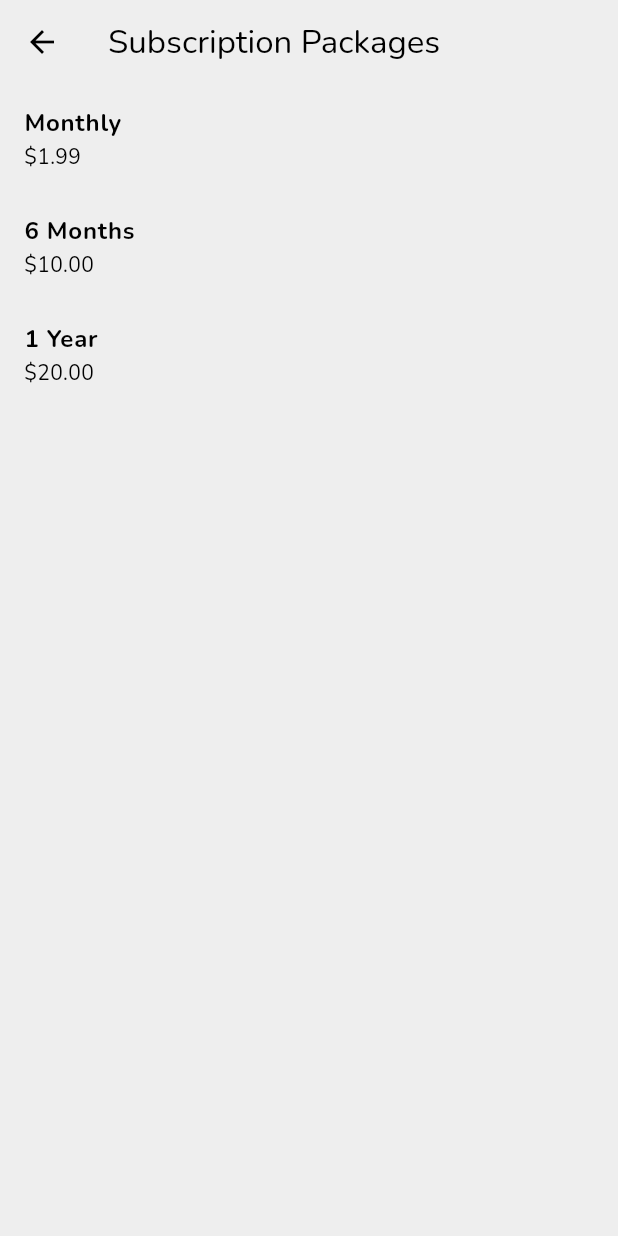
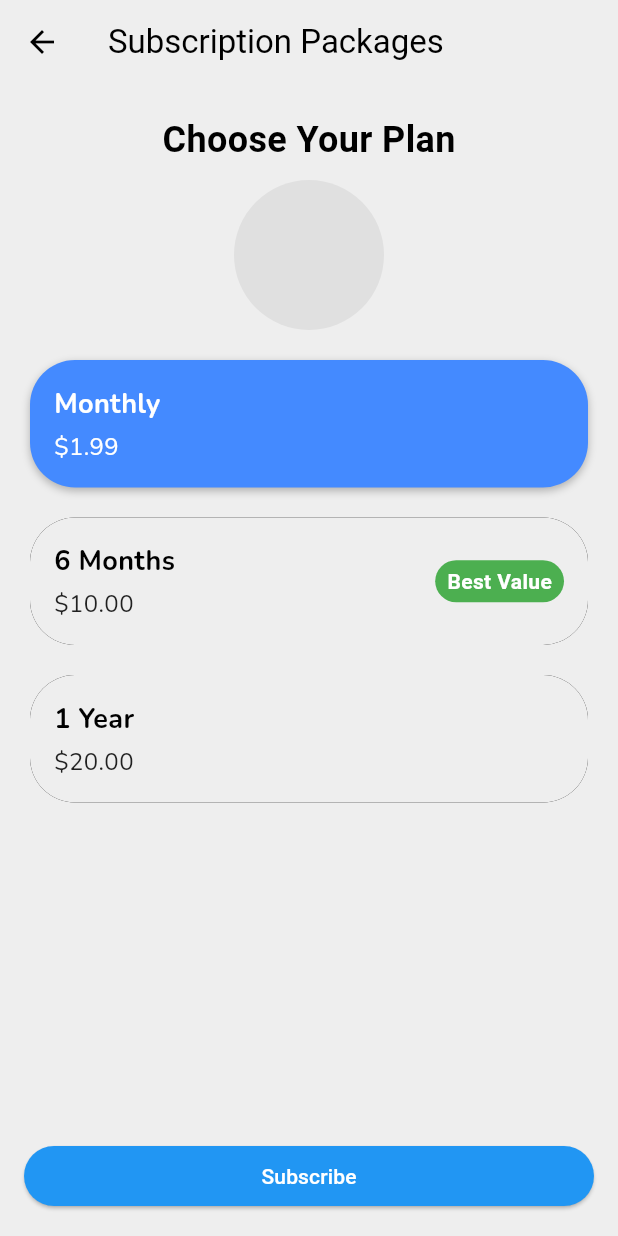
Before and after one commit to Wairioko/FDA-Recall-Alert, a Flutter app: the SubscriptionPage screen opened by its route, on a phone screen of 412 x 824 dp. Run offline on Flutter 3.47's test engine with Material 3 defaults, Android fonts, the phone set to English and light mode, and no system bars; our stand-ins replace bloc, camera, cloud_firestore, dartz, dio, firebase_auth and 18 more; missing offline and left inert: dart:ffi, google_mlkit_text_recognition; accounts and stored records are empty; network calls fail; Roboto replaces fonts that are missing (SF Pro Text).

Commit message:
Added a subscriptions.dart page, improved ui and styling, added tap functionality to lead to it in user-account.dart file

```diff
--- a/lib/core/app_routes.dart
+++ b/lib/core/app_routes.dart
@@ -1,5 +1,3 @@
-import 'dart:js';
-
 import 'package:safe_scan/ui/screens/about/about_screen.dart';
 import 'package:safe_scan/ui/screens/user_account/subscriptions.dart';
 import 'package:safe_scan/ui/screens/user_account/user-account.dart';
--- a/lib/ui/screens/user_account/subscriptions.dart
+++ b/lib/ui/screens/user_account/subscriptions.dart
@@ -22,8 +22,18 @@ class SubscriptionPackages extends StatelessWidget {
   }
 }
 
-class SubscriptionPage extends StatelessWidget {
+class SubscriptionPage extends StatefulWidget {
   static const String path = '/subscription_page';
+
+  @override
+  _SubscriptionPageState createState() => _SubscriptionPageState();
+}
+
+
+
+class _SubscriptionPageState extends State<SubscriptionPage> {
+  int selectedIndex = 0; // Initially selecting the first package
+
   final List<SubscriptionPackage> packages = [
     SubscriptionPackage(name: 'Monthly', price: '\$1.99'),
     SubscriptionPackage(name: '6 Months', price: '\$10.00'),
@@ -34,27 +44,140 @@ class SubscriptionPage extends StatelessWidget {
   Widget build(BuildContext context) {
     return Scaffold(
       appBar: AppBar(
-        title: Text('Subscription Packages'),
+        title: Text(
+          'Subscription Packages',
+          style: TextStyle(fontFamily: 'SF Pro Text'),
+        ),
       ),
-      body: ListView.builder(
-        itemCount: packages.length,
-        itemBuilder: (context, index) {
-          return ListTile(
-            title: Text(
-              packages[index].name,
-              style: TextStyle(fontWeight: FontWeight.bold),
+      body: Column(
+        crossAxisAlignment: CrossAxisAlignment.start,
+        children: [
+          Padding(
+            padding: EdgeInsets.all(20),
+            child: Center(
+              child: Column(
+                crossAxisAlignment: CrossAxisAlignment.center,
+                children: [
+                  Text(
+                    'Choose Your Plan',
+                    style: TextStyle(
+                      fontSize: 24,
+                      fontWeight: FontWeight.bold,
+                      fontFamily: 'SF Pro Text',
+                    ),
+                  ),
+                  SizedBox(height: 10),
+                  Container(
+                    width: 100,
+                    height: 100,
+                    decoration: BoxDecoration(
+                      shape: BoxShape.circle,
+                      color: Colors.grey[300],
+                      // Add your image here
+                      // You can use AssetImage or NetworkImage
+                      // Example: image: AssetImage('assets/subscription_image.png'),
+                      // Replace 'assets/subscription_image.png' with your image path
+                    ),
+                  ),
+                ],
+              ),
             ),
-            subtitle: Text(
-              '${packages[index].price}',
+          ),
+          Expanded(
+            child: ListView.builder(
+              padding: EdgeInsets.symmetric(horizontal: 20),
+              itemCount: packages.length,
+              itemBuilder: (context, index) {
+                return GestureDetector(
+                  onTap: () {
+                    setState(() {
+                      selectedIndex = index;
+                    });
+                  },
+                  child: Container(
+                    margin: EdgeInsets.only(bottom: 20),
+                    padding: EdgeInsets.all(16),
+                    decoration: BoxDecoration(
+                      color: selectedIndex == index ? Colors.blueAccent : Colors.grey[200],
+                      borderRadius: BorderRadius.circular(30),
+                      boxShadow: [
+                        selectedIndex == index
+                            ? BoxShadow(
+                          color: Colors.black26,
+                          blurRadius: 4,
+                          offset: Offset(0, 2),
+                        )
+                            : BoxShadow()
+                      ],
+                    ),
+                    child: Row(
+                      children: [
+                        Expanded(
+                          child: Column(
+                            crossAxisAlignment: CrossAxisAlignment.start,
+                            children: [
+                              Text(
+                                packages[index].name,
+                                style: TextStyle(
+                                  fontWeight: FontWeight.bold,
+                                  fontSize: 18,
+                                  color: selectedIndex == index ? Colors.white : Colors.black,
+                                ),
+                              ),
+                              SizedBox(height: 4),
+                              Text(
+                                packages[index].price,
+                                style: TextStyle(
+                                  fontSize: 16,
+                                  color: selectedIndex == index ? Colors.white : Colors.black87,
+                                ),
+                              ),
+                            ],
+                          ),
+                        ),
+                        if (index == 1)
+                          Container(
+                            padding: EdgeInsets.symmetric(horizontal: 8, vertical: 4),
+                            decoration: BoxDecoration(
+                              color: Colors.green,
+                              borderRadius: BorderRadius.circular(30),
+                            ),
+                            child: Text(
+                              'Best Value',
+                              style: TextStyle(
+                                color: Colors.white,
+                                fontWeight: FontWeight.bold,
+                                fontFamily: 'SF Pro Text',
+                              ),
+                            ),
+                          ),
+                      ],
+                    ),
+                  ),
+                );
+              },
             ),
-            onTap: () {
-              // Handle subscription selection
-              // You can add your logic here, like navigating to a payment page
-              // or triggering an in-app purchase
-              print('User selected: ${packages[index].name}');
-            },
-          );
-        },
+          ),
+        ],
+      ),
+      bottomNavigationBar: Padding(
+        padding: const EdgeInsets.all(16.0),
+        child: ElevatedButton(
+          style: ElevatedButton.styleFrom(
+            foregroundColor: Colors.blue,
+            backgroundColor: Colors.blue,
+          ),
+          onPressed: () {
+            // Handle subscription logic for the selected package here
+          },
+          child: Text(
+            'Subscribe',
+            style: TextStyle(
+              color: Colors.white,
+              fontFamily: 'SF Pro Text',
+            ),
+          ),
+        ),
       ),
     );
   }
--- a/lib/ui/screens/user_account/user-account.dart
+++ b/lib/ui/screens/user_account/user-account.dart
@@ -1,9 +1,11 @@
 import 'package:firebase_auth/firebase_auth.dart';
 import 'package:flutter/material.dart';
+import 'package:safe_scan/ui/screens/user_account/subscriptions.dart';
 
 User? user = FirebaseAuth.instance.currentUser;
 
 class UserAccountPage extends StatelessWidget {
+
   static const String path = '/user-account';
   @override
   Widget build(BuildContext context) {
@@ -27,7 +29,7 @@ class UserAccountPage extends StatelessWidget {
 
               // Billing and Subscriptions
               _buildSectionHeader('Billing and Subscriptions'),
-              _buildBillingSubscriptions(),
+              _buildBillingSubscriptions(context),
 
 
               // Help and Support
@@ -93,9 +95,12 @@ class UserAccountPage extends StatelessWidget {
     );
   }
 
-  Widget _buildBillingSubscriptions() {
+  Widget _buildBillingSubscriptions(BuildContext context) {
     return Card(
       child: ListTile(
+        onTap: () {
+          Navigator.of(context).pushNamed(SubscriptionPage.path);
+        },
         leading: Icon(Icons.credit_card),
         title: Text('Subscription'),
         subtitle: Text('Active'),
@@ -108,6 +113,7 @@ class UserAccountPage extends StatelessWidget {
       ),
     );
   }
+
 
   Widget _buildHelpAndSupport() {
     return Card(
```
